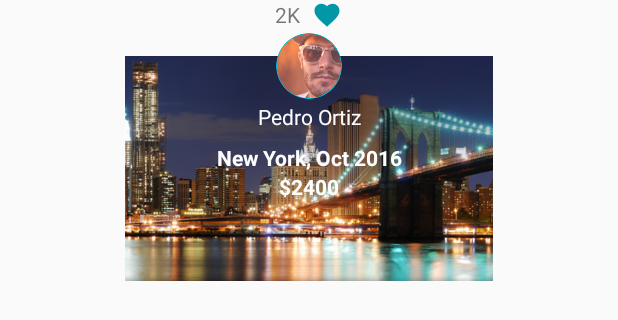
After one commit to RonnyValdivieso/tripget, an Android app: the layout preview_review.xml on its own in the app's theme, with its tools: preview values and no code run, on a phone screen of 412 x 824 dp. The commit adds this screen. Shown: the top 320 px of the screen. Run offline under Robolectric (Android 15) with nearby library versions, the phone set to English and light mode, and no system bars.

Commit message:
Preview Review Layout

```diff
--- a/app/src/main/res/layout/fragment_example.xml
+++ b/app/src/main/res/layout/fragment_example.xml
@@ -8,7 +8,7 @@ tools:context="com.tripget.tripget.ExampleFragment">
     <TextView
         android:layout_width="match_parent"
         android:layout_height="match_parent"
-        android:text="This is the real life?"
+        android:text="Is this the real life?"
         android:gravity="center"/>
 
 <android.support.design.widget.FloatingActionButton
--- /dev/null
+++ b/app/src/main/res/layout/preview_review.xml
@@ -0,0 +1,74 @@
+<?xml version="1.0" encoding="utf-8"?>
+<RelativeLayout xmlns:android="http://schemas.android.com/apk/res/android"
+    xmlns:app="http://schemas.android.com/apk/res-auto"
+    xmlns:tools="http://schemas.android.com/tools"
+    android:layout_width="match_parent"
+    android:layout_height="match_parent">
+    <ImageView
+        android:layout_width="300dp"
+        android:layout_height="150dp"
+        android:src="@drawable/new_york"
+        android:contentDescription=""
+        android:layout_marginTop="37dp"
+        android:layout_alignParentTop="true"
+        android:layout_centerHorizontal="true" />
+    <LinearLayout
+        android:layout_width="match_parent"
+        android:layout_height="wrap_content"
+        android:orientation="vertical"
+        android:id="@+id/linearLayout2">
+
+        <LinearLayout
+            android:layout_width="wrap_content"
+            android:layout_height="wrap_content"
+            android:layout_gravity="center"
+            android:orientation="horizontal"
+            tools:ignore="UseCompoundDrawables">
+            <TextView
+                android:layout_width="wrap_content"
+                android:layout_height="wrap_content"
+                android:textSize="14dp"
+                android:paddingRight="@dimen/space_elements"
+                android:layout_gravity="center_vertical"
+                android:text="2K"
+                tools:ignore="RtlHardcoded" />
+            <ImageView
+                android:layout_width="20dp"
+                android:layout_height="20dp"
+                android:tint="@color/colorPrimaryDark"
+                android:layout_gravity="center_vertical"
+                app:srcCompat="@drawable/ic_favorite"/>
+
+        </LinearLayout>
+
+        <ImageView
+            android:id="@+id/imageView2"
+            android:layout_width="48dp"
+            android:layout_height="48dp"
+            android:src="@drawable/random_person"
+            android:layout_gravity="center_horizontal"/>
+        <TextView
+            android:layout_width="match_parent"
+            android:layout_height="wrap_content"
+            android:textAlignment="center"
+            android:textColor="@color/primaryBackground"
+            android:paddingBottom="@dimen/space_elements"
+            android:text="Pedro Ortiz"/>
+        <TextView
+            android:layout_width="match_parent"
+            android:layout_height="wrap_content"
+            android:textColor="@color/primaryBackground"
+            android:textAlignment="center"
+            android:textStyle="bold"
+            android:text="New York, Oct 2016"/>
+        <TextView
+            android:layout_width="match_parent"
+            android:layout_height="wrap_content"
+            android:textColor="@color/primaryBackground"
+            android:textStyle="bold"
+            android:textAlignment="center"
+            android:text="$2400"/>
+    </LinearLayout>
+
+
+</RelativeLayout>
```
Also changed, not shown: app/src/main/res/drawable/banner_upload.png (added), app/src/main/res/drawable/new_york.png (added), app/src/main/res/drawable/random_person.png (added).
